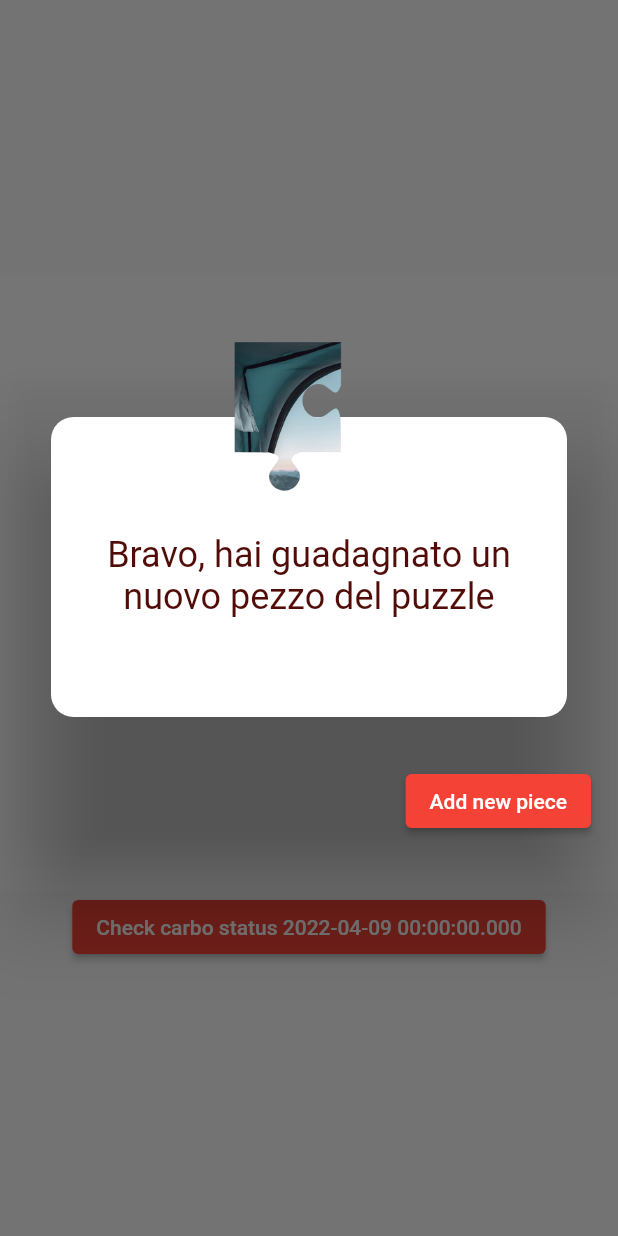
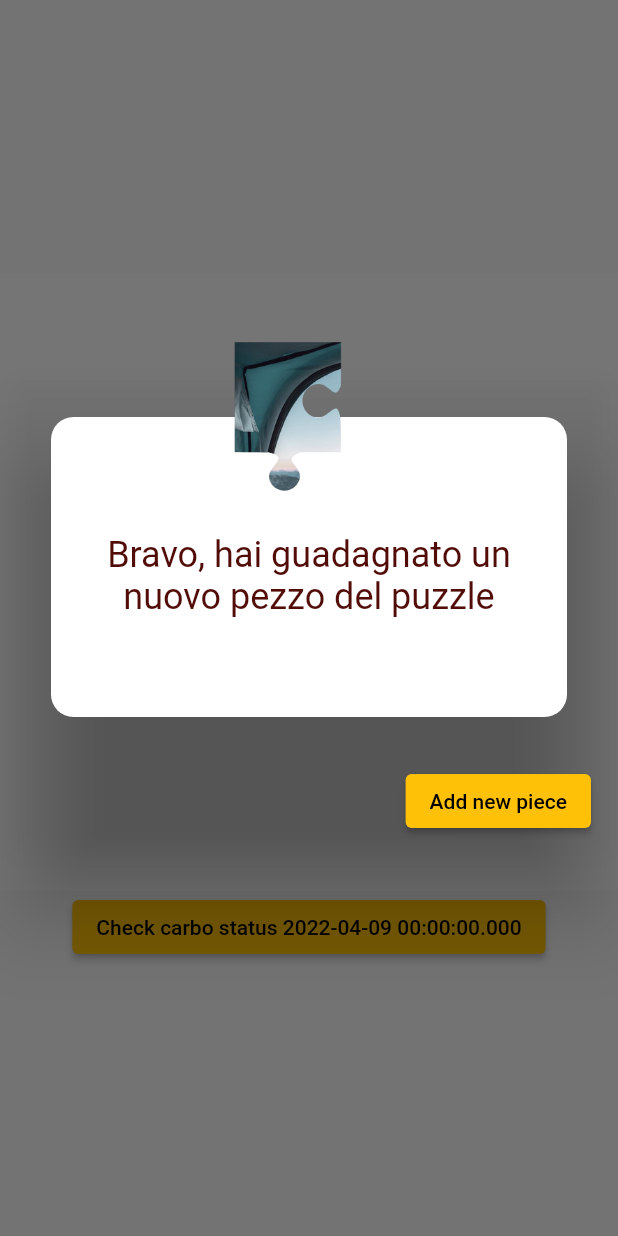
Before and after one commit to DavideBombassei/CarboTracker, a Flutter app: the EvolvingImage widget shown alone on an empty page, opened directly, after a tap on an icon or button, on a phone screen of 412 x 824 dp. Run offline on Flutter 3.47's test engine with Material 2 defaults, Android fonts, the phone set to English and light mode, and no system bars; our stand-ins replace flutter_colorpicker, table_calendar.

Commit message:
[master] cambiamenti fatti su zoom

```diff
--- a/app19/lib/main.dart
+++ b/app19/lib/main.dart
@@ -16,7 +16,7 @@ class MyApp extends StatelessWidget {
   Widget build(BuildContext context) {
     return MaterialApp(
       theme: ThemeData(
-        primarySwatch: Colors.red,
+        primarySwatch: currentColor as MaterialColor,
       ),
       initialRoute: 'login',
       routes: {
--- a/app19/lib/screens/evolvingimage.dart
+++ b/app19/lib/screens/evolvingimage.dart
@@ -11,21 +11,18 @@ class _EvolvingImageState extends State<EvolvingImage> {
   String namepezzo = '1pezzo';
   String namepuzzle = '1puzzle';
   var _pezzo = 0;
-  var _agg;
   bool? _checkstatus;
-  DateTime now = new DateTime.now();
-  DateTime _controllDate = new DateTime.now();
+  DateTime _controllDate = DateTime.now();
 
   @override
   void initState() {
-    _agg = 0;
     _checkstatus = false;
     super.initState();
   }
 
   @override
   Widget build(BuildContext context) {
-    _controllDate = new DateTime(now.year, now.month, now.day);
+    _controllDate = DateTime(_controllDate.year, _controllDate.month, _controllDate.day);
     return Column(
       mainAxisAlignment: MainAxisAlignment.center,
       children: [
@@ -33,13 +30,11 @@ class _EvolvingImageState extends State<EvolvingImage> {
         ElevatedButton(
           child: Text('Check carbo status $_controllDate'),
           onPressed: () {
-            _pezzo = _pezzo + 1;
-            DateTime now2 = new DateTime.now();
-            DateTime currentDate =
-                new DateTime(now2.year, now2.month, now2.day);
-            if (currentDate.compareTo(_controllDate) == 0) {
+            DateTime currentDate = DateTime.now();
+            currentDate = DateTime(currentDate.year, currentDate.month, currentDate.day);
+            if (currentDate == _controllDate) {
               _checkstatus = false;
-              _controllDate = _controllDate.add(Duration(days: 1));
+              _controllDate = _controllDate.add(const Duration(days: 1));
             } else {
               _checkstatus = true;
             }
@@ -70,7 +65,7 @@ class _EvolvingImageState extends State<EvolvingImage> {
                             Positioned(
                                 top: -50,
                                 child: Image.asset(
-                                    'assets/images/$namepezzo$_pezzo.png',
+                                    'assets/images/$namepezzo${_pezzo+1}.png',
                                     width: 100,
                                     height: 100))
                           ],
@@ -104,9 +99,7 @@ class _EvolvingImageState extends State<EvolvingImage> {
 
   void _changeImage() {
     setState(() {
-      _agg = _agg + 1;
-      _controllDate = _controllDate.add(Duration(days: 1));
-      //_checkstatus = true;
+      _pezzo = _pezzo + 1;
       Navigator.pop(context);
     });
   }
--- a/app19/lib/screens/settings.dart
+++ b/app19/lib/screens/settings.dart
@@ -1,6 +1,8 @@
 import 'package:flutter/material.dart';
 import 'package:flutter_colorpicker/flutter_colorpicker.dart';
 import './pickers/material_picker.dart';
+
+Color currentColor = Colors.amber;
 
 class Settings extends StatefulWidget {
   const Settings({Key? key}) : super(key: key);
@@ -11,7 +13,6 @@ class Settings extends StatefulWidget {
 
 class _SettingsState extends State<Settings> {
   bool lightTheme = true;
-  Color currentColor = Colors.amber;
   List<Color> currentColors = [Colors.yellow, Colors.green];
   List<Color> colorHistory = [];
 
```
